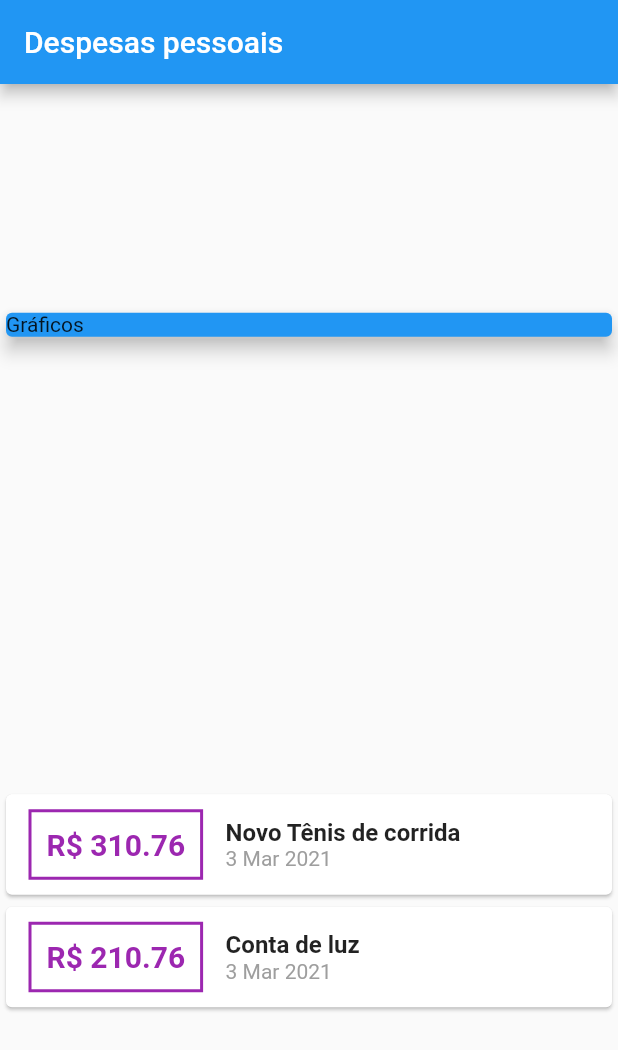
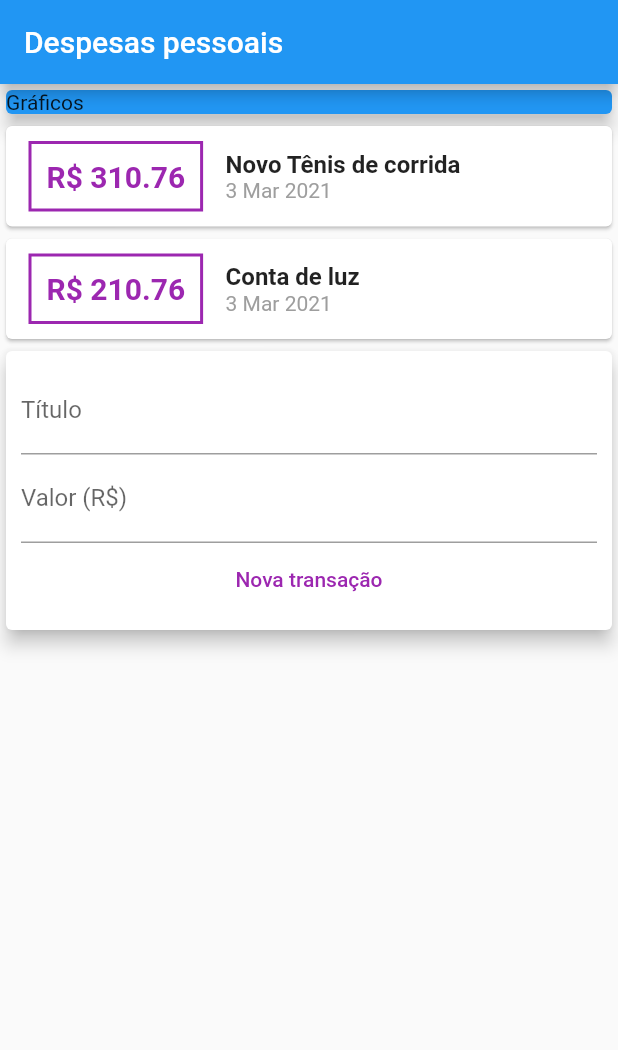
Before and after one commit to Carolinejg/flutter, a Flutter app: the screen it shows after launch, on a phone screen of 412 x 824 dp. Shown: the top 1050 px of the screen. Run offline on Flutter 3.47's test engine with Material 2 defaults, Android fonts, the phone set to English and light mode, and no system bars.

Commit message:
usando textField

```diff
--- a/expenses/lib/main.dart
+++ b/expenses/lib/main.dart
@@ -36,7 +36,6 @@ class MyHomePage extends StatelessWidget {
         title: Text('Despesas pessoais'),
       ),
       body: Column(
-          mainAxisAlignment: MainAxisAlignment.spaceAround,
           crossAxisAlignment: CrossAxisAlignment.stretch,
           children: <Widget>[
           Container(
@@ -97,8 +96,33 @@ class MyHomePage extends StatelessWidget {
                   ],
                 ),
               );
-            }).toList(), //final do map, pega todos os elementos do map de transações e converte em uma lista
+            }
+            ).toList(), //final do map, pega todos os elementos do map de transações e converte em uma lista
 
+          ),
+          Card(
+            elevation: 5,
+            child: Padding(
+              padding: const EdgeInsets.all(10),
+              child: Column(
+                children:<Widget>[
+                  TextField(
+                    decoration: InputDecoration(
+                      labelText: 'Título',
+                    ),
+                  ),
+                  TextField(decoration: InputDecoration(
+                      labelText: 'Valor (R\$)',
+                    )
+                  ),
+                  FlatButton(
+                    child: Text('Nova transação'),
+                    textColor: Colors.purple,
+                    onPressed: (){},
+                  )
+                ]
+              ),
+            )
           )
         ],
       ),
```
